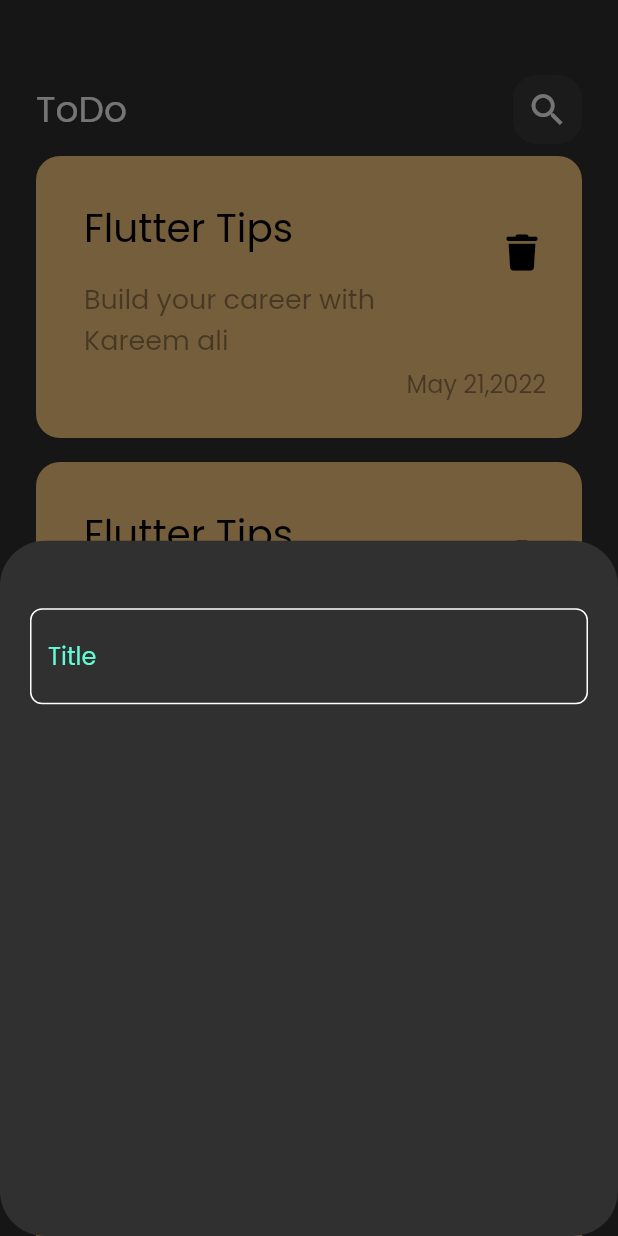
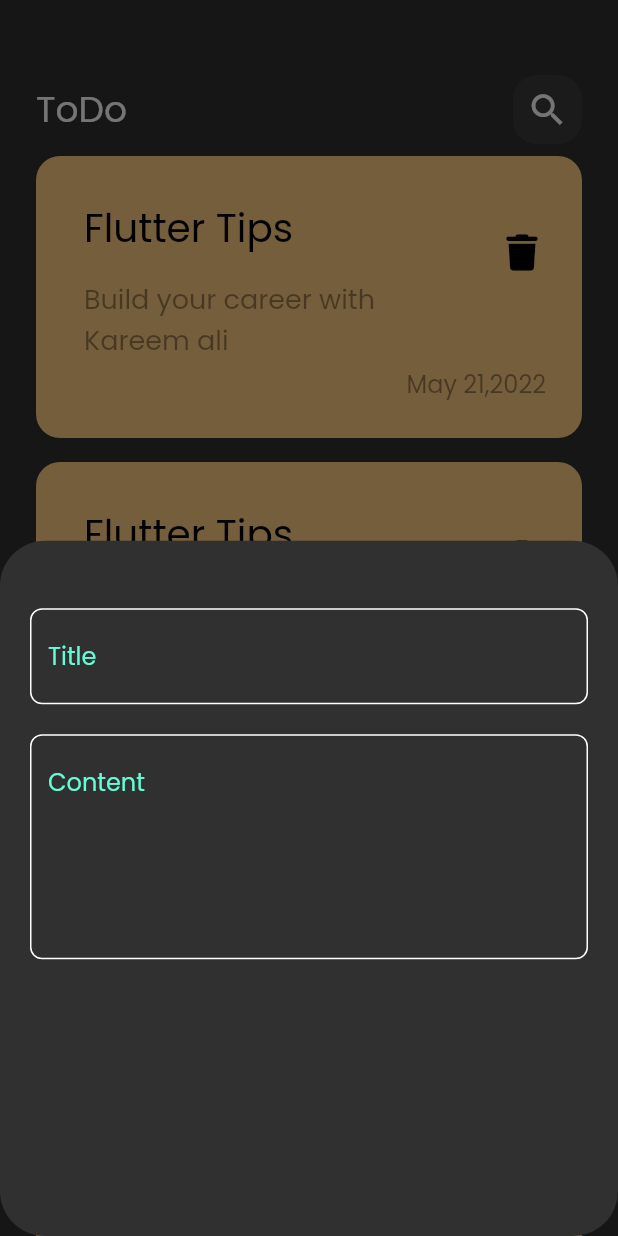
Before and after one commit to kareemali2004/CODSOFT, a Flutter app: the screen it shows after launch, after a tap on the "add" icon, on a phone screen of 412 x 824 dp. Run offline on Flutter 3.47's test engine with Material 2 defaults, Android fonts, the phone set to English and light mode, and no system bars; our stand-ins replace font_awesome_flutter.

Commit message:
add field todo content on modelsheet

```diff
--- a/lib/views/widgets/add_todo_button_sheet.dart
+++ b/lib/views/widgets/add_todo_button_sheet.dart
@@ -12,7 +12,9 @@ class addTodoModelSheet extends StatelessWidget {
       child: Column(
         children: [
           SizedBox(height: 45,),
-              customTextField(),
+              customTextField(hintText: "Title",),
+              SizedBox(height: 20,),
+              customTextField(hintText: "Content",maxLines: 5,)
         ],
       ),
     );
--- a/lib/views/widgets/custom_text_field.dart
+++ b/lib/views/widgets/custom_text_field.dart
@@ -2,15 +2,17 @@ import 'package:flutter/material.dart';
 
 import '../../constants.dart';
 class customTextField extends StatelessWidget {
-  const customTextField({super.key});
-
+  const customTextField({super.key, required this.hintText,  this.maxLines=1});
+final String hintText;
+final int maxLines;
   @override
   Widget build(BuildContext context) {
     return TextField(
-
+        maxLines: maxLines,
         cursorColor: kPraimaryColor,
         decoration: InputDecoration(
-          hintText: 'Title',
+          hintText: hintText,
+
           hintStyle: TextStyle(color: kPraimaryColor),
           enabledBorder: buildborder(),
           border: buildborder(kPraimaryColor),
```
